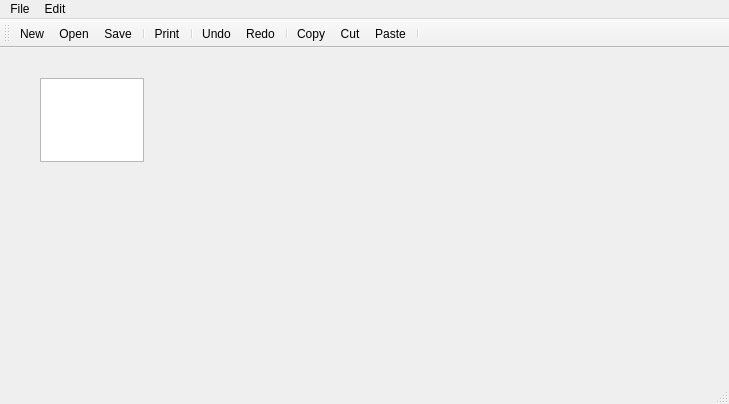
First picture: the form in cmdseeder.ui, repository GreatBlambo/GX430t-Label-Printer, before the edit.
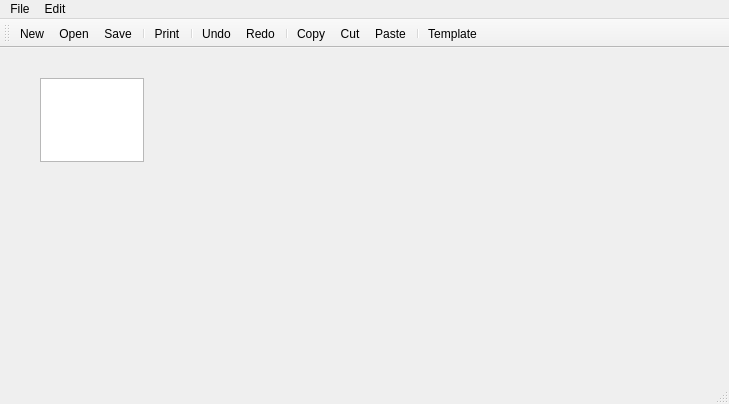
Second picture: the form after the edit. Icons and pictures are not drawn.

Commit message: Started xml template parser, created tentative ZPL label template

What changed in the file:
```diff
--- a/cmdseeder.ui
+++ b/cmdseeder.ui
@@ -80,6 +80,7 @@
    <addaction name="actionCut"/>
    <addaction name="actionPaste"/>
    <addaction name="separator"/>
+   <addaction name="actionTemplate"/>
   </widget>
   <widget class="QStatusBar" name="statusBar"/>
   <action name="actionNew">
```
The commit also changes 23 other files.
